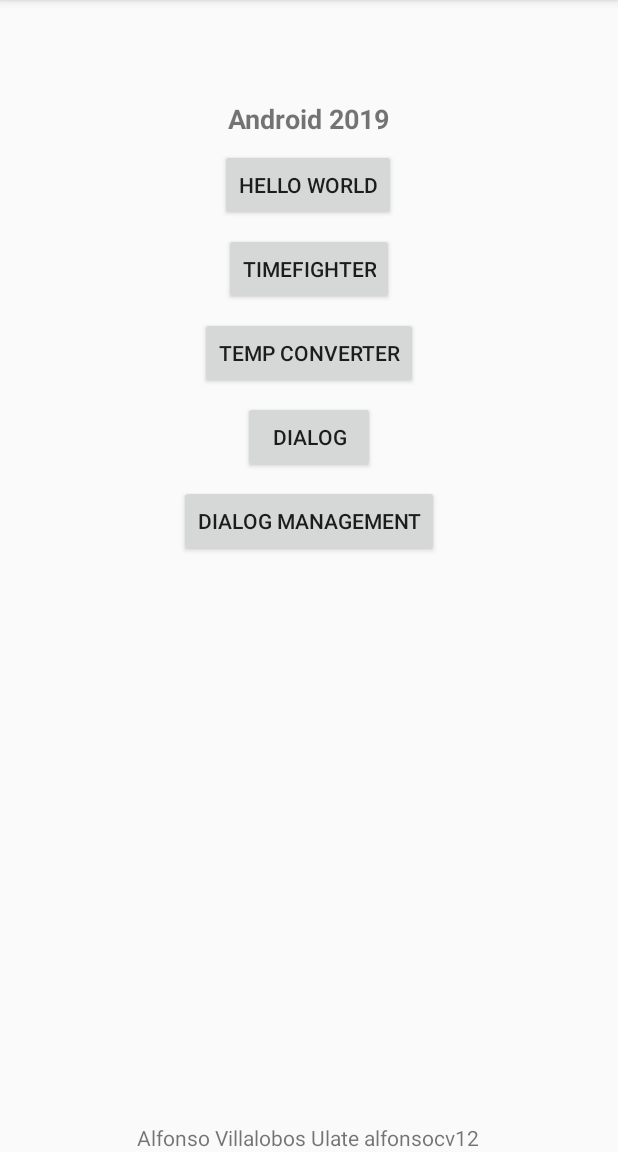
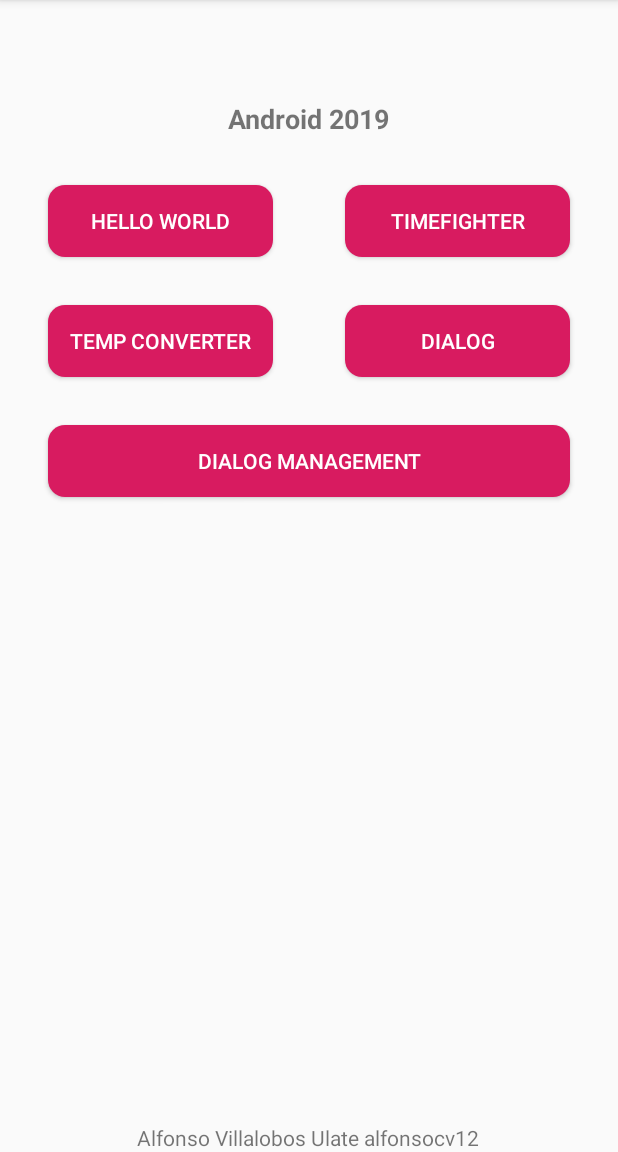
Before and after one commit to alfonsocv12/Alfonso_VIllalobos_android2019, an Android app: the screen it shows after launch (MainActivity), on a phone screen of 412 x 824 dp, the part 84-1236 px from its top. Run offline under Robolectric (Android 15) with nearby library versions, the phone set to English and light mode, and no system bars; libraries missing offline, so code that uses them is left out: com.example.

Commit message:
Se mejoro el diseño un poco

```diff
--- a/app/src/main/java/com/example/VillalobosLab2019/DialogManagement.kt
+++ b/app/src/main/java/com/example/VillalobosLab2019/DialogManagement.kt
@@ -1,5 +1,6 @@
 package com.example.VillalobosLab2019
 
+import android.annotation.SuppressLint
 import androidx.appcompat.app.AppCompatActivity
 import android.os.Bundle
 import android.view.View
@@ -23,7 +24,7 @@
     private fun setClickShowImage(){
         btnShowImage.setOnClickListener {
             val myImageView = layoutInflater.inflate(R.layout.dialog_image, null)
-            val mBuilder = AlertDialog.Builder(this).setView(myImageView).setTitle("image view").show()
+            val mBuilder = AlertDialog.Builder(this).setView(myImageView).show()
             setClickAccept(myImageView, mBuilder)
         }
     }
@@ -43,7 +44,7 @@
     private fun setClickLogout(){
         btnLogout.setOnClickListener {
             val myLogoutView = layoutInflater.inflate(R.layout.logout_dialog, null)
-            val mBuilder = AlertDialog.Builder(this).setView(myLogoutView).setTitle("image view").show()
+            val mBuilder = AlertDialog.Builder(this).setView(myLogoutView).show()
             setClickLogout(myLogoutView, mBuilder)
         }
     }
--- a/app/src/main/java/com/example/VillalobosLab2019/splashScreen.kt
+++ b/app/src/main/java/com/example/VillalobosLab2019/splashScreen.kt
@@ -22,6 +22,6 @@
         Handler().postDelayed({
             startActivity(Intent(this, MainActivity::class.java))
             finish()
-        },4000)
+        },2000)
     }
 }
--- /dev/null
+++ b/app/src/main/res/drawable/rounded_shape.xml
@@ -0,0 +1,14 @@
+<?xml version="1.0" encoding="utf-8"?>
+<shape
+        xmlns:android="http://schemas.android.com/apk/res/android"
+        android:shape="rectangle"   >
+
+    <solid
+            android:color="@color/colorAccent" >
+    </solid>
+
+    <corners
+            android:radius="11dp"   >
+    </corners>
+
+</shape>
--- a/app/src/main/res/layout/activity_main.xml
+++ b/app/src/main/res/layout/activity_main.xml
@@ -26,16 +26,15 @@
 
     <Button
             android:id="@+id/btnHelloWorld"
-            android:layout_width="wrap_content"
+            style="@style/AppTheme.RoundedCornerMaterialButton"
+            android:layout_width="150dp"
             android:layout_height="wrap_content"
-            android:layout_marginStart="8dp"
-            android:layout_marginTop="8dp"
-            android:layout_marginEnd="8dp"
+            android:layout_marginStart="32dp"
+            android:layout_marginTop="32dp"
             android:text="@string/butto_1"
-            app:layout_constraintEnd_toEndOf="parent"
-            app:layout_constraintHorizontal_bias="0.498"
             app:layout_constraintStart_toStartOf="parent"
             app:layout_constraintTop_toBottomOf="@+id/txtAndroid" />
+
     <TextView
             android:text="@string/footer"
             android:layout_width="wrap_content"
@@ -47,41 +46,49 @@
 
     <Button
             android:id="@+id/btnTimeFighter"
-            android:layout_width="wrap_content"
+            style="@style/AppTheme.RoundedCornerMaterialButton"
+            android:layout_width="150dp"
             android:layout_height="wrap_content"
-            android:layout_marginTop="8dp"
+            android:layout_marginTop="32dp"
+            android:layout_marginEnd="32dp"
             android:text="@string/button_2"
             app:layout_constraintEnd_toEndOf="parent"
+            app:layout_constraintTop_toBottomOf="@+id/txtAndroid" />
+
+    <Button
+            android:id="@+id/btnTempConverter"
+            style="@style/AppTheme.RoundedCornerMaterialButton"
+            android:layout_width="150dp"
+            android:layout_height="wrap_content"
+            android:layout_marginStart="32dp"
+            android:layout_marginTop="32dp"
+            android:text="@string/fahrenheit_celsius"
             app:layout_constraintStart_toStartOf="parent"
             app:layout_constraintTop_toBottomOf="@+id/btnHelloWorld" />
 
     <Button
-            android:id="@+id/btnTempConverter"
-            android:layout_width="wrap_content"
+            android:id="@+id/btnActivityDialog"
+            style="@style/AppTheme.RoundedCornerMaterialButton"
+            android:layout_width="150dp"
             android:layout_height="wrap_content"
-            android:layout_marginTop="8dp"
-            android:text="@string/fahrenheit_celsius"
+            android:layout_marginTop="32dp"
+            android:layout_marginEnd="32dp"
+            android:text="@string/button_4"
             app:layout_constraintEnd_toEndOf="parent"
-            app:layout_constraintStart_toStartOf="parent"
             app:layout_constraintTop_toBottomOf="@+id/btnTimeFighter" />
 
     <Button
-            android:id="@+id/btnActivityDialog"
-            android:layout_width="wrap_content"
+            android:id="@+id/btnDialogManagement"
+            style="@style/AppTheme.RoundedCornerMaterialButton"
+            android:layout_width="0dp"
             android:layout_height="wrap_content"
-            android:layout_marginTop="8dp"
-            android:text="@string/button_4"
-            app:layout_constraintEnd_toEndOf="parent"
-            app:layout_constraintStart_toStartOf="parent"
-            app:layout_constraintTop_toBottomOf="@+id/btnTempConverter" />
-
-    <Button
-            android:id="@+id/btnDialogManagement"
-            android:layout_width="wrap_content"
-            android:layout_height="wrap_content"
-            android:layout_marginTop="8dp"
+            android:layout_marginStart="32dp"
+            android:layout_marginTop="192dp"
+            android:layout_marginEnd="32dp"
             android:text="@string/dialog_btn"
             app:layout_constraintEnd_toEndOf="parent"
+            app:layout_constraintHorizontal_bias="0.497"
             app:layout_constraintStart_toStartOf="parent"
-            app:layout_constraintTop_toBottomOf="@+id/btnActivityDialog" />
+            app:layout_constraintTop_toBottomOf="@+id/txtAndroid" />
+
 </androidx.constraintlayout.widget.ConstraintLayout>
--- a/app/src/main/res/layout/dialog_image.xml
+++ b/app/src/main/res/layout/dialog_image.xml
@@ -14,9 +14,10 @@
             android:layout_width="match_parent"
             android:layout_height="wrap_content"
             android:gravity="center">
+
         <Button
                 android:id="@+id/btnAccept"
-                style="?android:attr/button"
+                style="@style/Widget.AppCompat.Button.Borderless.Colored"
                 android:layout_width="wrap_content"
                 android:layout_height="wrap_content"
                 android:text="@string/accept_btn" />
--- a/app/src/main/res/values/styles.xml
+++ b/app/src/main/res/values/styles.xml
@@ -7,5 +7,7 @@
         <item name="colorPrimaryDark">@color/colorPrimaryDark</item>
         <item name="colorAccent">@color/colorAccent</item>
     </style>
-
+    <style name="AppTheme.RoundedCornerMaterialButton" parent="Widget.AppCompat.Button.Colored">
+        <item name="android:background">@drawable/rounded_shape</item>
+    </style>
 </resources>
```
Also changed, not shown: app/src/main/res/layout/login_dialog.xml (+24 -16 lines), app/src/main/res/layout/logout_dialog.xml (+6 -4 lines).
